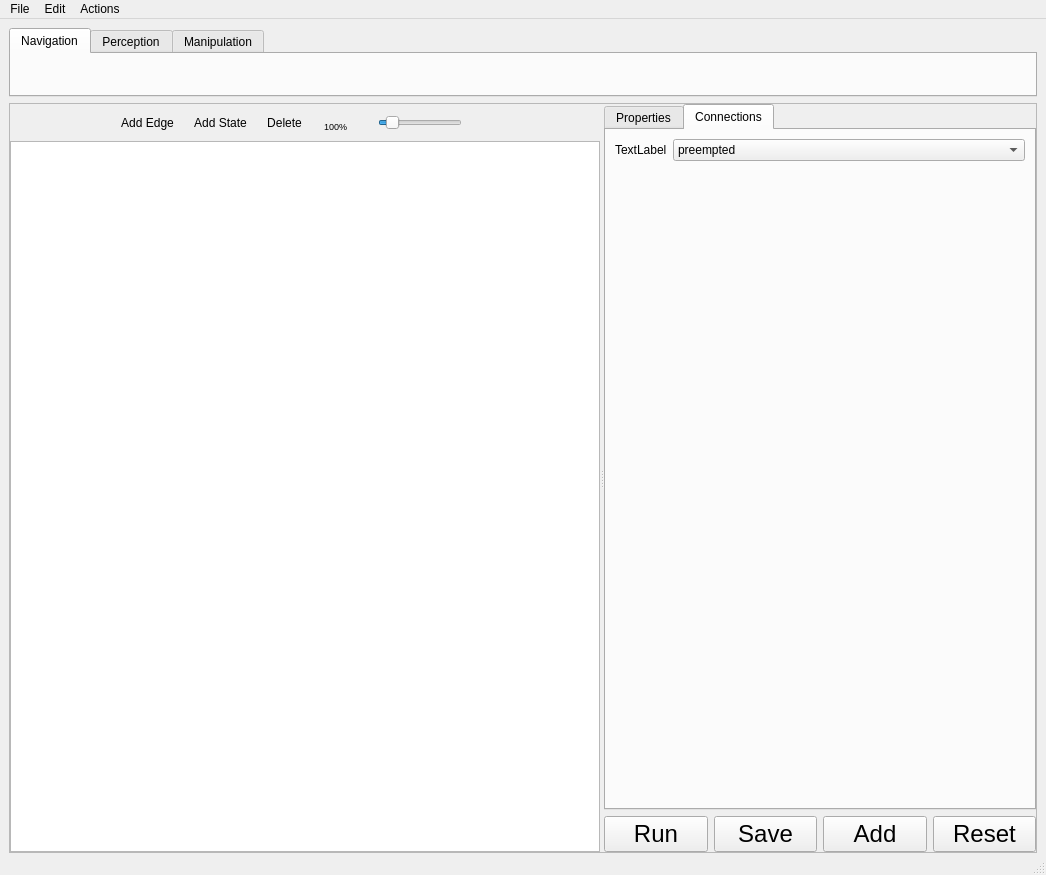
First picture: the form in rcommander/RCommander.ui, repository gt-ros-pkg/rcommander-core, before the edit.
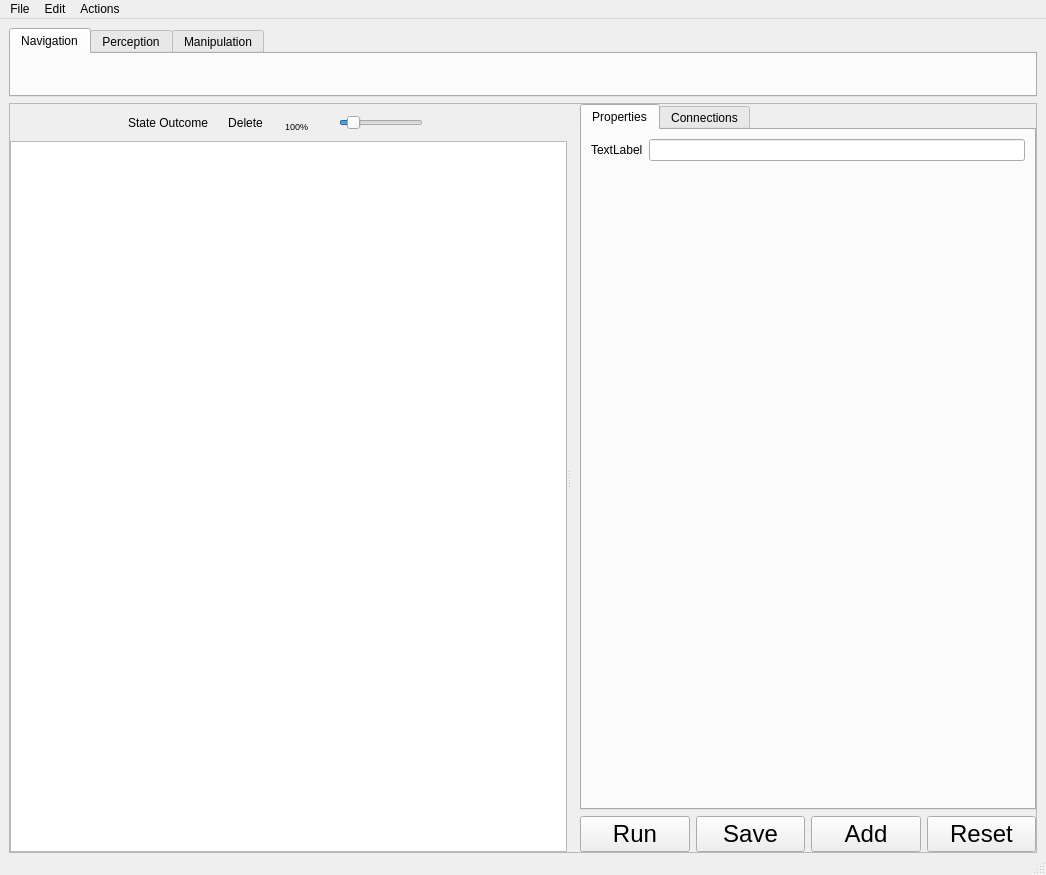
Second picture: the form after the edit. Icons and pictures are not drawn.

What changed in the file:
```diff
--- a/rcommander/RCommander.ui
+++ b/rcommander/RCommander.ui
@@ -238,31 +238,11 @@
                  <string>Add Edge Tool</string>
                 </property>
                 <property name="text">
-                 <string>Add Edge</string>
-                </property>
-                <property name="icon">
-                 <iconset>
-                  <normaloff>../../../../../../../../u/hnguyen/svn/wg/rcommander/qt/images/arrow_right.png</normaloff>../../../../../../../../u/hnguyen/svn/wg/rcommander/qt/images/arrow_right.png</iconset>
+                 <string>State Outcome</string>
                 </property>
                 <property name="checkable">
                  <bool>true</bool>
                 </property>
-                <property name="toolButtonStyle">
-                 <enum>Qt::ToolButtonTextBesideIcon</enum>
-                </property>
-                <property name="autoRaise">
-                 <bool>true</bool>
-                </property>
-                <property name="arrowType">
-                 <enum>Qt::NoArrow</enum>
-                </property>
-               </widget>
-              </item>
-              <item>
-               <widget class="QToolButton" name="add_state_button">
-                <property name="text">
-                 <string>Add State</string>
-                </property>
                 <property name="autoRaise">
                  <bool>true</bool>
                 </property>
@@ -422,19 +402,25 @@
          </widget>
          <widget class="QWidget" name="node_edit_area" native="true">
           <layout class="QVBoxLayout" name="verticalLayout_3">
-           <property name="margin">
-            <number>0</number>
+           <property name="leftMargin">
+            <number>9</number>
            </property>
            <item>
             <widget class="QTabWidget" name="node_settings_tabs">
              <property name="currentIndex">
-              <number>1</number>
+              <number>0</number>
              </property>
-             <widget class="QWidget" name="properties_tab">
+             <widget class="QWidget" name="properties_container">
               <attribute name="title">
                <string>Properties</string>
               </attribute>
+              <layout class="QVBoxLayout" name="verticalLayout_4">
+               <item>
+                <widget class="QWidget" name="properties_tab" native="true">
               <layout class="QFormLayout" name="formLayout">
+                  <property name="margin">
+                   <number>0</number>
+                  </property>
                <item row="0" column="0">
                 <widget class="QLabel" name="label">
                  <property name="sizePolicy">
@@ -473,6 +459,22 @@
                </item>
               </layout>
              </widget>
+               </item>
+               <item>
+                <spacer name="verticalSpacer_3">
+                 <property name="orientation">
+                  <enum>Qt::Vertical</enum>
+                 </property>
+                 <property name="sizeHint" stdset="0">
+                  <size>
+                   <width>20</width>
+                   <height>40</height>
+                  </size>
+                 </property>
+                </spacer>
+               </item>
+              </layout>
+             </widget>
              <widget class="QWidget" name="connections_tab">
               <attribute name="title">
                <string>Connections</string>
```
Left out of the diff: 19 changed lines with no effect on the pictures. Lines whose indentation alone changed are shown as unchanged.
